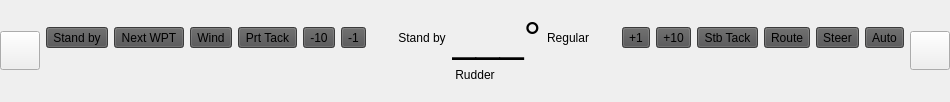
This is ui/bottombar/AutopilotBar.ui in OpenFairWind/FairWindSK as Qt 5 draws it before an edit. The edited form follows.
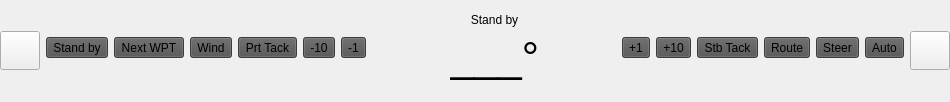
This is the edited form. Icons and pictures are not drawn.

Commit message: Improved Autopilot sensing

The edit to the form file:
```diff
--- a/ui/bottombar/AutopilotBar.ui
+++ b/ui/bottombar/AutopilotBar.ui
@@ -154,6 +154,8 @@
           </spacer>
          </item>
          <item>
+          <layout class="QVBoxLayout" name="verticalLayout_Display">
+            <item>
           <widget class="QLabel" name="label_State">
            <property name="sizePolicy">
             <sizepolicy hsizetype="Expanding" vsizetype="Preferred">
@@ -169,7 +171,7 @@
            </property>
           </widget>
          </item>
-         <item>
+            <item>
           <widget class="QLabel" name="label_TargetHeading">
            <property name="sizePolicy">
             <sizepolicy hsizetype="Expanding" vsizetype="Preferred">
@@ -190,22 +192,10 @@
            </property>
           </widget>
          </item>
-         <item>
-          <widget class="QLabel" name="label_Mode">
-           <property name="sizePolicy">
-            <sizepolicy hsizetype="Expanding" vsizetype="Preferred">
-             <horstretch>0</horstretch>
-             <verstretch>0</verstretch>
-            </sizepolicy>
-           </property>
-           <property name="text">
-            <string>Regular</string>
-           </property>
-           <property name="alignment">
-            <set>Qt::AlignmentFlag::AlignCenter</set>
-           </property>
-          </widget>
+          </layout>
          </item>
+         
+         
          <item>
           <spacer name="horizontalSpacer_2">
            <property name="orientation">
@@ -305,19 +295,6 @@
          </item>
         </layout>
        </item>
-       <item>
-        <widget class="QLabel" name="label_Rudder">
-         <property name="styleSheet">
-          <string notr="true"/>
-         </property>
-         <property name="text">
-          <string>Rudder</string>
-         </property>
-         <property name="alignment">
-          <set>Qt::AlignmentFlag::AlignCenter</set>
-         </property>
-        </widget>
-       </item>
        <item>
         <layout class="QHBoxLayout" name="horizontalLayout_Rudder">
          <property name="sizeConstraint">
```
The commit also changes 2 other files.
